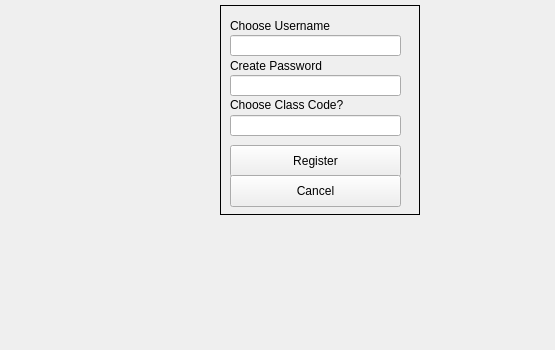
Old version of the form teachreg.ui in the repository DatabasesWorks/Stacked_EducationalPlatform; both pictures show x 0 to 555 and y 130 to 480 of the 640 by 480 pixel window.
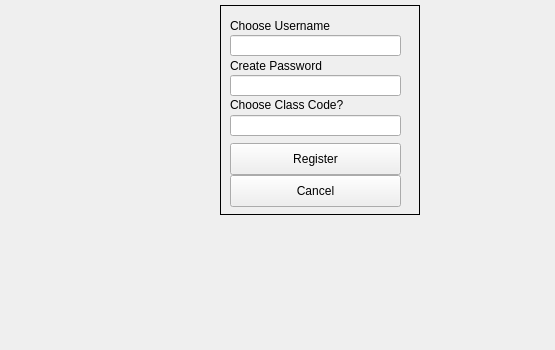
New version of the form.

Commit message: moved some buttons

The edit to the form file:
```diff
--- a/teachreg.ui
+++ b/teachreg.ui
@@ -109,7 +109,7 @@
         <property name="geometry">
          <rect>
           <x>10</x>
-          <y>140</y>
+          <y>138</y>
           <width>171</width>
           <height>32</height>
          </rect>
```
The commit also changes 2 other files.
